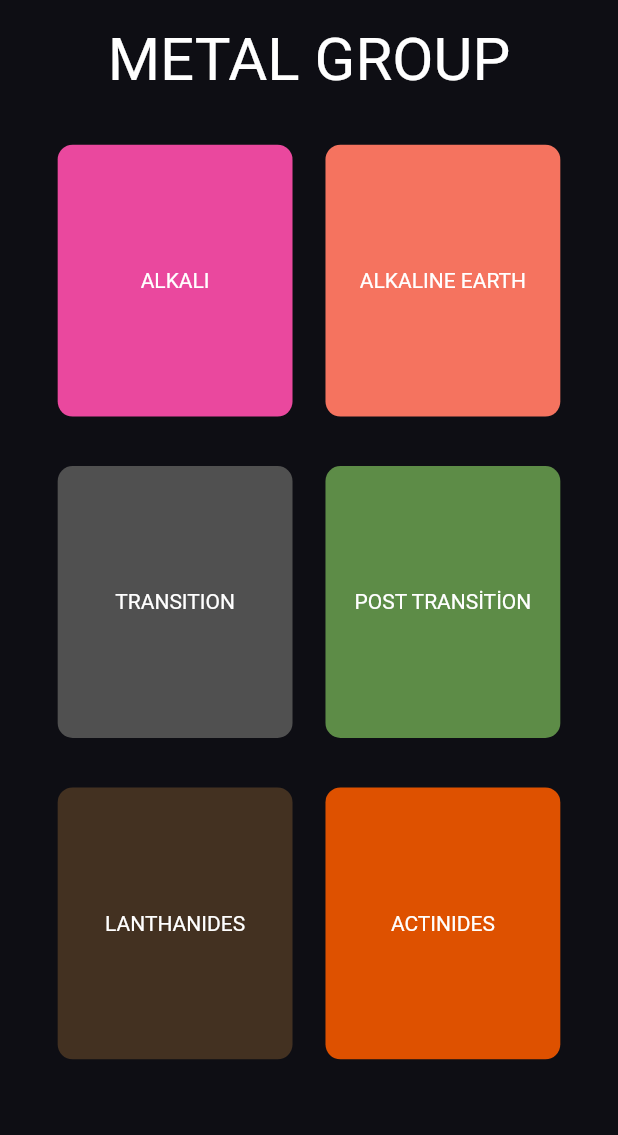
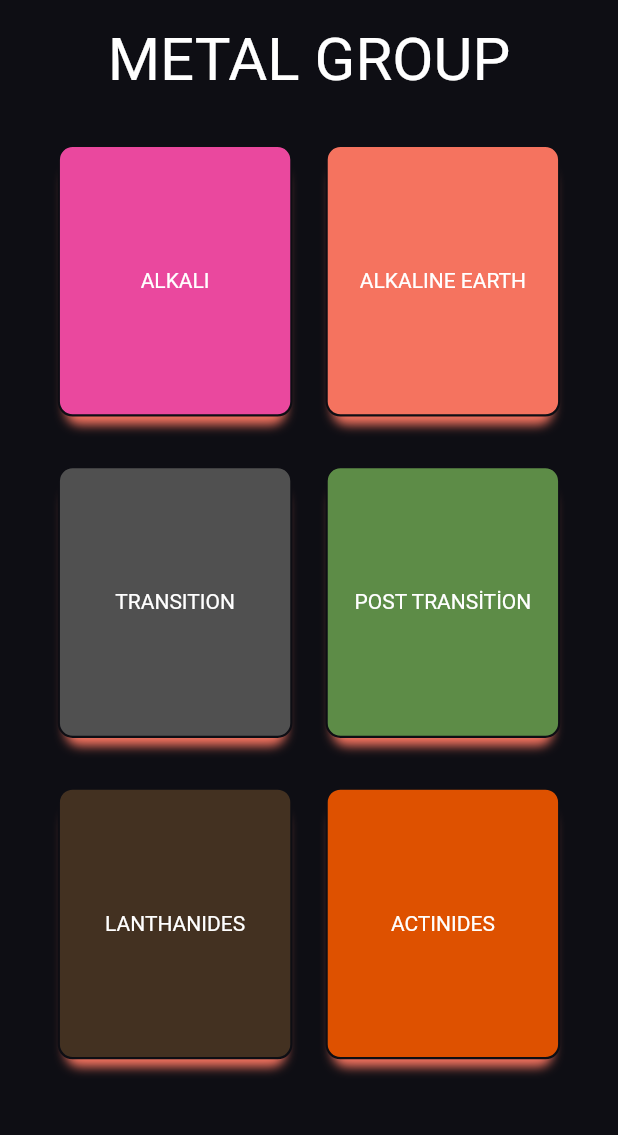
Before and after one commit to furkanagess/periodic_table_app, a Flutter app: the screen it shows after launch, after a tap on "METALS", on a phone screen of 412 x 824 dp, the part 84-1219 px from its top. Run offline on Flutter 3.47's test engine with Material 2 defaults, Android fonts, the phone set to English and light mode, and no system bars; our stand-ins replace mobx; generated files the repository leaves out were written again.

Commit message:
container shape changed

```diff
--- a/lib/feature/home/view/home_view.dart
+++ b/lib/feature/home/view/home_view.dart
@@ -60,6 +60,7 @@ class HomeView extends StatelessWidget {
               ),
             );
           },
+          shadowColor: AppColors().turquoise,
           color: AppColors().turquoise,
           title: AppStrings().nonMetal,
         ),
@@ -72,6 +73,7 @@ class HomeView extends StatelessWidget {
               ),
             );
           },
+          shadowColor: AppColors().darkBlue,
           color: AppColors().darkBlue,
           title: AppStrings().others,
         ),
@@ -92,6 +94,7 @@ class HomeView extends StatelessWidget {
               ),
             );
           },
+          shadowColor: AppColors().lightPurple,
           color: AppColors().purple,
           title: AppStrings().metalloids,
         ),
@@ -104,6 +107,7 @@ class HomeView extends StatelessWidget {
               ),
             );
           },
+          shadowColor: AppColors().green,
           color: AppColors().green,
           title: AppStrings().metal,
         ),
@@ -182,6 +186,7 @@ class HomeView extends StatelessWidget {
     return ElementContainer(
       onTap: () {},
       color: AppColors().pink,
+      shadowColor: AppColors().pink,
       atomNumber: "2",
       atomSymbol: "He",
       atomName: "Helyum",
--- a/lib/feature/metalloids/view/metalloids_view.dart
+++ b/lib/feature/metalloids/view/metalloids_view.dart
@@ -76,6 +76,7 @@ class MetalloidsPageView extends StatelessWidget {
       itemBuilder: (context, index) => ElementContainer(
         onTap: () {},
         color: AppColors().purple,
+        shadowColor: AppColors().purple,
         atomNumber: "5",
         atomSymbol: "B",
         atomName: "Boron",
--- a/lib/feature/metals/subMetals/actinides/view/actinides_view.dart
+++ b/lib/feature/metals/subMetals/actinides/view/actinides_view.dart
@@ -75,6 +75,7 @@ class ActinidesPageView extends StatelessWidget {
       itemBuilder: (context, index) => ElementContainer(
         onTap: () {},
         color: AppColors().orange,
+        shadowColor: AppColors().orange,
         atomNumber: "5",
         atomSymbol: "B",
         atomName: "Boron",
--- a/lib/feature/metals/subMetals/alkali/view/alkaline_view.dart
+++ b/lib/feature/metals/subMetals/alkali/view/alkaline_view.dart
@@ -75,6 +75,7 @@ class AlkinePageView extends StatelessWidget {
       itemBuilder: (context, index) => ElementContainer(
         onTap: () {},
         color: AppColors().pink,
+        shadowColor: AppColors().pink,
         atomNumber: "5",
         atomSymbol: "B",
         atomName: "Boron",
--- a/lib/feature/metals/subMetals/alkalineEarth/view/earth_alkaline_view.dart
+++ b/lib/feature/metals/subMetals/alkalineEarth/view/earth_alkaline_view.dart
@@ -75,6 +75,7 @@ class EarthAlkinePageView extends StatelessWidget {
       itemBuilder: (context, index) => ElementContainer(
         onTap: () {},
         color: AppColors().lightOrange,
+        shadowColor: AppColors().lightOrange,
         atomNumber: "5",
         atomSymbol: "B",
         atomName: "Boron",
--- a/lib/feature/metals/subMetals/lanthandes/view/lanthanides_view.dart
+++ b/lib/feature/metals/subMetals/lanthandes/view/lanthanides_view.dart
@@ -75,6 +75,7 @@ class LanthanidesPageView extends StatelessWidget {
       itemBuilder: (context, index) => ElementContainer(
         onTap: () {},
         color: AppColors().brown,
+        shadowColor: AppColors().brown,
         atomNumber: "5",
         atomSymbol: "B",
         atomName: "Boron",
--- a/lib/feature/metals/subMetals/postTransition/view/post_transtion_view.dart
+++ b/lib/feature/metals/subMetals/postTransition/view/post_transtion_view.dart
@@ -76,6 +76,7 @@ class PostTransitionPageView extends StatelessWidget {
       itemBuilder: (context, index) => ElementContainer(
         onTap: () {},
         color: AppColors().green,
+        shadowColor: AppColors().green,
         atomNumber: "5",
         atomSymbol: "B",
         atomName: "Boron",
--- a/lib/feature/metals/subMetals/transition/view/transition_view.dart
+++ b/lib/feature/metals/subMetals/transition/view/transition_view.dart
@@ -75,6 +75,7 @@ class TransitionPageView extends StatelessWidget {
       itemBuilder: (context, index) => ElementContainer(
         onTap: () {},
         color: AppColors().grey,
+        shadowColor: AppColors().grey,
         atomNumber: "5",
         atomSymbol: "B",
         atomName: "Boron",
--- a/lib/feature/metals/view/metal_view.dart
+++ b/lib/feature/metals/view/metal_view.dart
@@ -57,6 +57,7 @@ class MetalPageView extends StatelessWidget {
               ),
             );
           },
+          shadowColor: AppColors().lightOrange,
           color: AppColors().brown,
           title: AppStrings().lanthanites,
         ),
@@ -69,6 +70,7 @@ class MetalPageView extends StatelessWidget {
               ),
             );
           },
+          shadowColor: AppColors().lightOrange,
           color: AppColors().orange,
           title: AppStrings().actinides,
         ),
@@ -89,6 +91,7 @@ class MetalPageView extends StatelessWidget {
               ),
             );
           },
+          shadowColor: AppColors().lightOrange,
           color: AppColors().grey,
           title: AppStrings().transition,
         ),
@@ -101,6 +104,7 @@ class MetalPageView extends StatelessWidget {
               ),
             );
           },
+          shadowColor: AppColors().lightOrange,
           color: AppColors().green,
           title: AppStrings().postTransition,
         ),
@@ -121,6 +125,7 @@ class MetalPageView extends StatelessWidget {
               ),
             );
           },
+          shadowColor: AppColors().lightOrange,
           color: AppColors().pink,
           title: AppStrings().alkali,
         ),
@@ -133,6 +138,7 @@ class MetalPageView extends StatelessWidget {
               ),
             );
           },
+          shadowColor: AppColors().lightOrange,
           color: AppColors().lightOrange,
           title: AppStrings().alkaliEarth,
         ),
--- a/lib/feature/nonMetal/view/non_metal_view.dart
+++ b/lib/feature/nonMetal/view/non_metal_view.dart
@@ -38,11 +38,13 @@ class NonMetalPageView extends StatelessWidget {
       mainAxisAlignment: MainAxisAlignment.spaceEvenly,
       children: [
         ElementGroupContainer(
+          shadowColor: AppColors().lightOrange,
           onTap: () {},
           color: AppColors().red,
           title: AppStrings().nobleGas,
         ),
         ElementGroupContainer(
+          shadowColor: AppColors().lightOrange,
           onTap: () {},
           color: AppColors().purple,
           title: AppStrings().reactive,
--- a/lib/feature/other/view/other_view.dart
+++ b/lib/feature/other/view/other_view.dart
@@ -75,6 +75,7 @@ class OtherElementsPageView extends StatelessWidget {
       itemBuilder: (context, index) => ElementContainer(
         onTap: () {},
         color: AppColors().darkBlue,
+        shadowColor: AppColors().darkBlue,
         atomNumber: "109",
         atomSymbol: "Mt",
         atomName: "Meitnerium",
--- a/lib/product/constants/color_constants.dart
+++ b/lib/product/constants/color_constants.dart
@@ -5,8 +5,8 @@ class AppColors {
   Color get lightWhite => Color.fromARGB(50, 255, 255, 255);
   Color get darkBlue => Color.fromARGB(255, 34, 34, 49);
   Color get white => Colors.white;
-  Color get grey => Color(0xff505050);
-  Color get background => Color(0xff0e0e14);
+  Color get grey => Color.fromARGB(255, 80, 80, 80);
+  Color get background => Color.fromARGB(255, 14, 14, 20);
   Color get turquoise => Color.fromARGB(255, 26, 128, 142);
   Color get orange => Color.fromARGB(255, 222, 81, 0);
   Color get brown => Color.fromARGB(255, 67, 49, 33);
@@ -14,5 +14,8 @@ class AppColors {
   Color get green => Color.fromARGB(255, 93, 140, 71);
   Color get lightOrange => Color.fromARGB(255, 245, 115, 95);
   Color get pink => Color.fromARGB(255, 234, 72, 158);
-  Color get purple => Color(0xff6E4BF5);
+  Color get purple => Color.fromARGB(255, 110, 75, 245);
+
+  // Light Colors
+  Color get lightPurple => Color.fromARGB(255, 109, 75, 245);
 }
--- a/lib/product/widget/element_container.dart
+++ b/lib/product/widget/element_container.dart
@@ -7,6 +7,7 @@ import 'package:periodic_table_app/product/extensions/context_extension.dart';
 class ElementContainer extends StatelessWidget {
   Function() onTap;
   Color color;
+  Color shadowColor;
   String atomNumber;
   String atomSymbol;
   String atomName;
@@ -15,6 +16,7 @@ class ElementContainer extends StatelessWidget {
     super.key,
     required this.onTap,
     required this.color,
+    required this.shadowColor,
     required this.atomNumber,
     required this.atomSymbol,
     required this.atomName,
@@ -31,6 +33,16 @@ class ElementContainer extends StatelessWidget {
           width: context.dynamicWidth(0.7),
           height: context.dynamicHeight(0.075),
           decoration: BoxDecoration(
+            border: Border.all(
+              width: 1.0,
+            ),
+            boxShadow: [
+              BoxShadow(
+                blurRadius: 1.0,
+                color: shadowColor,
+                offset: const Offset(4, 8),
+              ),
+            ],
             color: color,
             borderRadius: BorderRadius.circular(10.0),
           ),
--- a/lib/product/widget/element_group_container.dart
+++ b/lib/product/widget/element_group_container.dart
@@ -7,12 +7,14 @@ import 'package:periodic_table_app/product/extensions/context_extension.dart';
 class ElementGroupContainer extends StatelessWidget {
   Function() onTap;
   Color color;
+  Color shadowColor;
   String title;
 
   ElementGroupContainer({
     super.key,
     required this.onTap,
     required this.color,
+    required this.shadowColor,
     required this.title,
   });
 
@@ -24,6 +26,19 @@ class ElementGroupContainer extends StatelessWidget {
         height: context.dynamicHeight(0.22),
         width: context.dynamicWidth(0.38),
         decoration: BoxDecoration(
+          border: Border.all(
+            width: 1.5,
+            style: BorderStyle.solid,
+            color: AppColors().background,
+          ),
+          boxShadow: [
+            BoxShadow(
+              color: shadowColor,
+              offset: const Offset(0, 10),
+              blurRadius: 5,
+              spreadRadius: -5,
+            ),
+          ],
           borderRadius: BorderRadius.circular(10.0),
           color: color,
         ),
```
